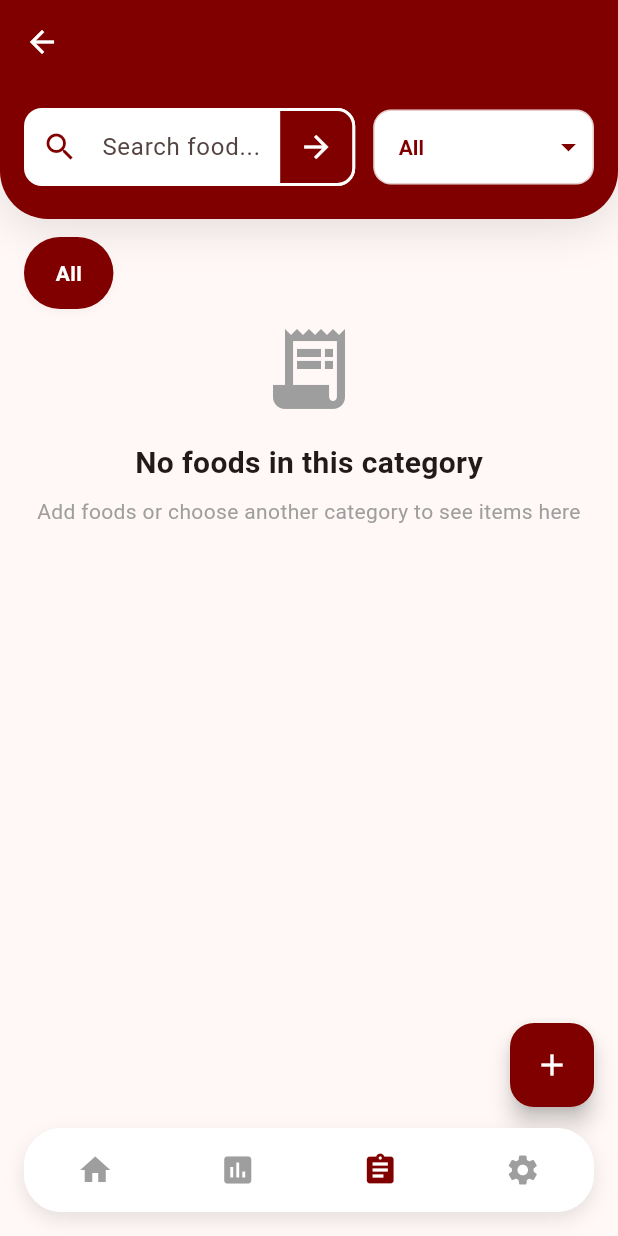
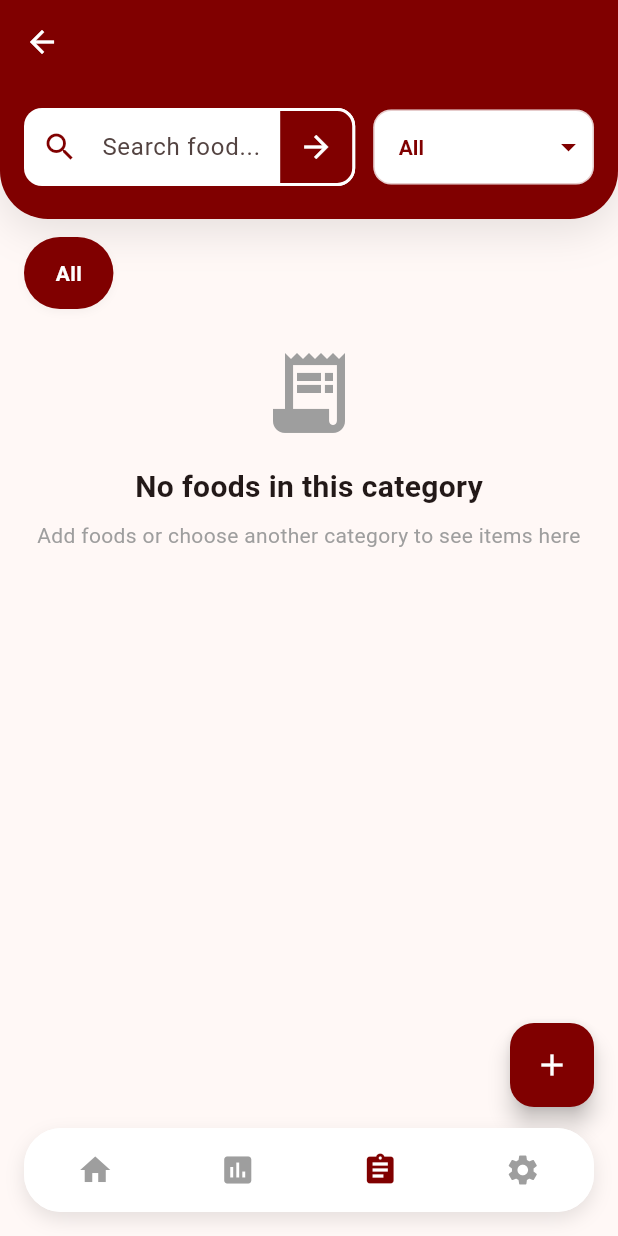
Before and after one commit to smartinbooox/food_app, a Flutter app: the FoodListScreen screen opened directly with empty values, on a phone screen of 412 x 824 dp. Run offline on Flutter 3.47's test engine with Material 3 defaults, Android fonts, the phone set to English and light mode, and no system bars; our stand-ins replace fl_chart, image_picker, supabase_flutter; accounts and stored records are empty.

Commit message:
feat: Add margin bottom to category horizontal scroll
- Added 16px margin bottom to category scroll container
- Creates better visual separation between categories and food list
- Improves overall spacing and readability of the UI

```diff
--- a/lib/screens/admin/food_list_screen.dart
+++ b/lib/screens/admin/food_list_screen.dart
@@ -751,6 +751,7 @@ class _FoodListScreenState extends State<FoodListScreen> {
                                 color: Colors.transparent,
                                 borderRadius: BorderRadius.circular(16),
                               ),
+                              margin: const EdgeInsets.only(bottom: 16), // Add margin bottom for spacing
                               child: SizedBox(
                                 height: 48,
                                 child: ListView.separated(
```
